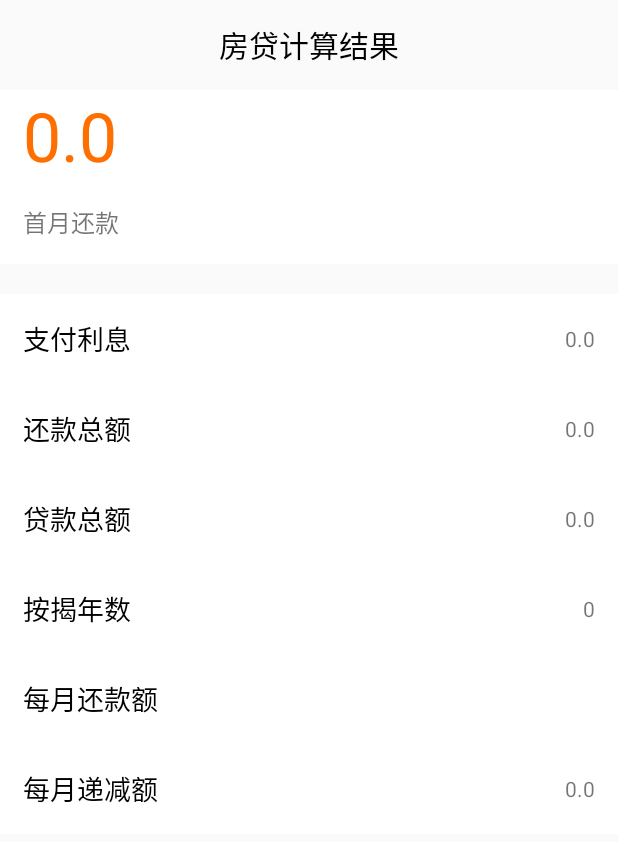
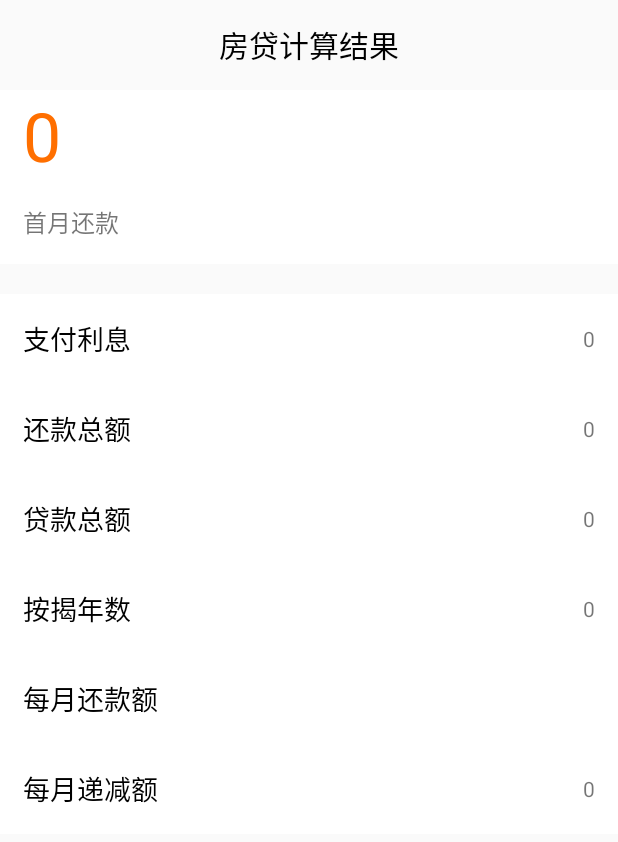
Before and after one commit to LsKiKi/SuperCalculator, an Android app: the ResultActivity screen opened directly, with no data from a screen before it, on a phone screen of 412 x 824 dp. Shown: the top 842 px of the screen. Run offline under Robolectric (Android 15) with nearby library versions, the phone set to English and light mode, and no system bars; 5 statements that could not run were skipped.

Commit message:
个税结果 保留两位小数

```diff
--- a/app/src/main/java/com/whut/wlqk/superCalculator/PersonActivity.java
+++ b/app/src/main/java/com/whut/wlqk/superCalculator/PersonActivity.java
@@ -68,7 +68,7 @@ public class PersonActivity extends BaseActivity{
 
         //个人所得税
         person_get_tax = taxInterface.result();
-        person_tax.setText(String.valueOf(person_get_tax));
+        person_tax.setText(new DecimalFormat("#.##").format(person_get_tax));
 
         //到手所得
         total_get.setText(new DecimalFormat("#.##").format(income-person_get_tax));
--- a/app/src/main/java/com/whut/wlqk/superCalculator/ResultActivity.java
+++ b/app/src/main/java/com/whut/wlqk/superCalculator/ResultActivity.java
@@ -7,6 +7,8 @@ import android.widget.TextView;
 import com.whut.wlqk.superCalculator.utils.loan.AverageCaptial;
 import com.whut.wlqk.superCalculator.utils.loan.AverageCaptialPlusInterest;
 import com.whut.wlqk.superCalculator.utils.loan.LoanInterface;
+
+import java.text.DecimalFormat;
 
 public class ResultActivity extends BaseActivity {
 
@@ -57,7 +59,7 @@ public class ResultActivity extends BaseActivity {
                 f_p_m = p_m_p;
                 p_m_s = 0;
                 pay_method.setText("每月还款");
-                per_month_pay.setText(String.valueOf(p_m_p));
+                per_month_pay.setText(new DecimalFormat("#.##").format(p_m_p));
                 break;
             case 2:
                 //等额本金
@@ -74,11 +76,11 @@ public class ResultActivity extends BaseActivity {
         //贷款总额
         l_t_m = p_t_m + p_i;
 
-        first_pay_money.setText(String.valueOf(f_p_m));
-        pay_interest.setText(String.valueOf(p_i));
-        pay_total_money.setText(String.valueOf(p_t_m));
-        loan_total_money.setText(String.valueOf(l_t_m));
-        pay_years.setText(String.valueOf(years));
-        per_month_sub.setText(String.valueOf(p_m_s));
+        first_pay_money.setText(new DecimalFormat("#.##").format(f_p_m));
+        pay_interest.setText(new DecimalFormat("#.##").format(p_i));
+        pay_total_money.setText(new DecimalFormat("#.##").format(p_t_m));
+        loan_total_money.setText(new DecimalFormat("#.##").format(l_t_m));
+        pay_years.setText(new DecimalFormat("#.##").format(years));
+        per_month_sub.setText(new DecimalFormat("#.##").format(p_m_s));
     }
 }
```
